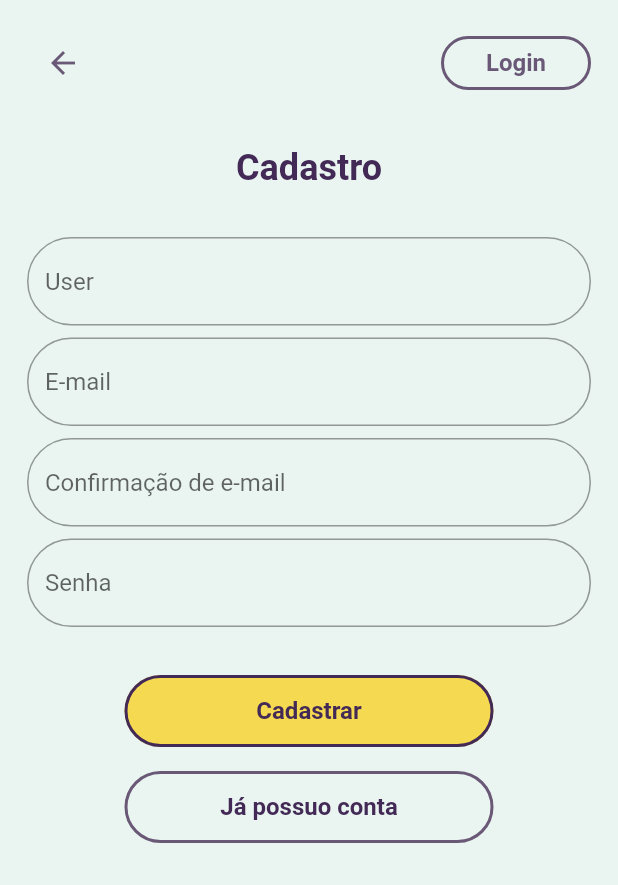
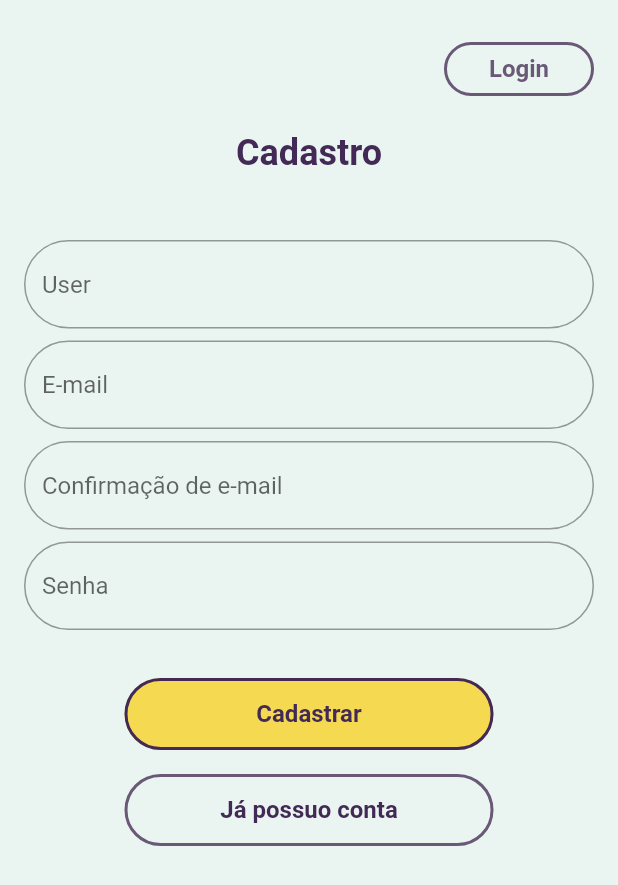
Before and after one commit to jorgelucasalm/Linguini, a Flutter app: the screen it shows after launch, on a phone screen of 412 x 824 dp. Shown: the top 885 px of the screen. Run offline on Flutter 3.47's test engine with Material 2 defaults, Android fonts, the phone set to English and light mode, and no system bars.

Commit message:
Revert "fix: Adiciona BackButton"
This reverts commit a74c4e28f9477613c28ce0f64a3f578ec7f5c9ae.

```diff
--- a/lib/main.dart
+++ b/lib/main.dart
@@ -28,18 +28,19 @@ class _RegisterPageState extends State<RegisterPage> {
     return Scaffold(
       backgroundColor: const Color(0xFFEAF5F1),
       body: Container(
-        padding: const EdgeInsets.all(18),
+        padding: const EdgeInsets.all(16),
         child: Column(
           mainAxisAlignment: MainAxisAlignment.start,
           children: [
             Row(
               mainAxisAlignment: MainAxisAlignment.spaceBetween,
               children: [
-                const BackButton(
-                  color: Color(0xFF695876),
-                  onPressed: null,
-                ),
-                OutlinedButton(
+                const Padding(
+                    padding: EdgeInsets.all(30)), //Espaçamento do topo
+
+                //LEMBRETE: Adicionar botão de voltar
+
+                TextButton(
                     onPressed: null,
                     style: OutlinedButton.styleFrom(
                       fixedSize: const Size(100, 32),
@@ -62,17 +63,17 @@ class _RegisterPageState extends State<RegisterPage> {
               ],
             ),
             const Padding(
-              padding: EdgeInsets.all(32),
+              padding: EdgeInsets.all(12),
               child: Text(
                 "Cadastro",
                 style: TextStyle(
                   fontSize: 24,
-                  fontWeight: FontWeight.w600,
+                  fontWeight: FontWeight.w700,
                   color: Color(0xff422956),
                 ),
               ),
             ),
-
+            const SizedBox(height: 32),
             Column(
               mainAxisAlignment: MainAxisAlignment.spaceEvenly,
               children: [
@@ -157,6 +158,7 @@ class _RegisterPageState extends State<RegisterPage> {
                 ),
               ],
             ),
+
             const SizedBox(height: 32),
             TextButton(
                 onPressed: null,
@@ -177,6 +179,7 @@ class _RegisterPageState extends State<RegisterPage> {
                       fontWeight: FontWeight.w700,
                       color: Color(0xff422956)),
                 )),
+
             const SizedBox(height: 16),
             OutlinedButton(
               onPressed: null,
```
